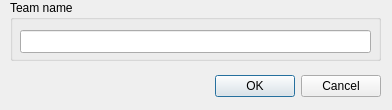
First picture: the form in shvsm/teamcreatedialog.ui, repository SeregaGomen/shvsm, before the edit.
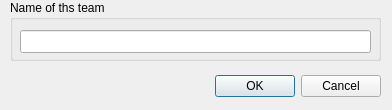
Second picture: the form after the edit.

The edit to the form file:
```diff
--- a/shvsm/teamcreatedialog.ui
+++ b/shvsm/teamcreatedialog.ui
@@ -51,7 +51,7 @@
     </rect>
    </property>
    <property name="title">
-    <string>Team name</string>
+    <string>Name of ths team</string>
    </property>
    <widget class="QLineEdit" name="lineEdit">
     <property name="geometry">
```
